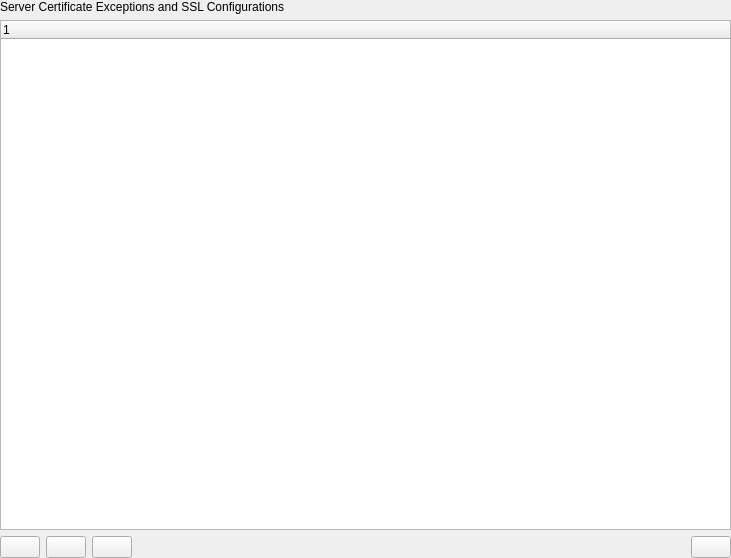
Before: the Qt Designer form src/ui/qgsauthenticationserverseditor.ui in dakcarto/QGIS-Auth, drawn with Qt 5.
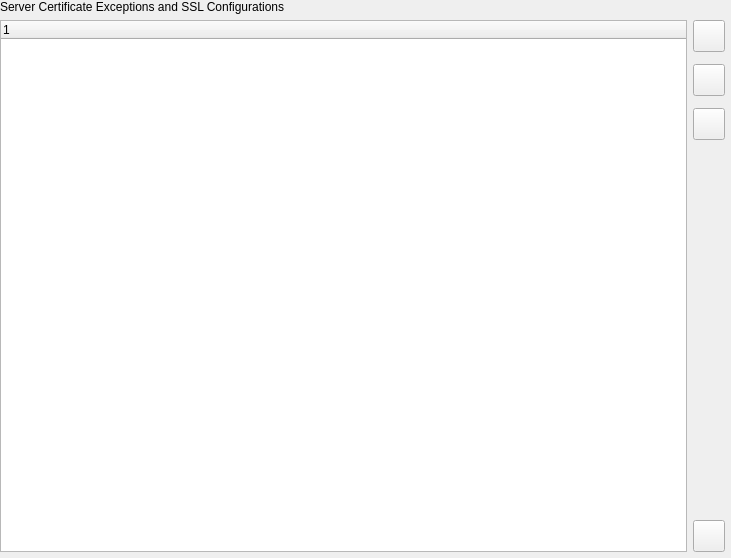
After: the same form once the commit is applied. Icons and pictures are not drawn. Custom widgets are drawn as their Qt base class.

Commit message: Update auth editor widgets with vert buttons; increase tab widget size

Patch:
```diff
--- a/src/ui/qgsauthenticationserverseditor.ui
+++ b/src/ui/qgsauthenticationserverseditor.ui
@@ -40,14 +40,14 @@
     </widget>
    </item>
    <item>
-    <layout class="QVBoxLayout" name="verticalLayout_2">
-     <property name="spacing">
+    <layout class="QGridLayout" name="gridLayout">
+     <property name="horizontalSpacing">
       <number>0</number>
      </property>
-     <item>
-      <widget class="QgsMessageBar" name="msgBar"/>
-     </item>
-     <item>
+     <property name="verticalSpacing">
+      <number>6</number>
+     </property>
+     <item row="0" column="0">
       <widget class="QTreeWidget" name="treeWidgetServers">
        <property name="editTriggers">
         <set>QAbstractItemView::NoEditTriggers</set>
@@ -68,12 +68,25 @@
        </column>
       </widget>
      </item>
-    </layout>
-   </item>
+     <item row="0" column="1">
+      <layout class="QVBoxLayout" name="verticalLayout_2">
+       <property name="spacing">
+        <number>12</number>
+       </property>
+       <property name="leftMargin">
+        <number>6</number>
+       </property>
+       <property name="rightMargin">
+        <number>6</number>
+       </property>
    <item>
-    <layout class="QHBoxLayout" name="horizontalLayout_2">
-     <item>
-      <widget class="QPushButton" name="btnAddServer">
+        <widget class="QToolButton" name="btnAddServer">
+         <property name="minimumSize">
+          <size>
+           <width>32</width>
+           <height>32</height>
+          </size>
+         </property>
        <property name="text">
         <string/>
        </property>
@@ -90,7 +103,13 @@
       </widget>
      </item>
      <item>
-      <widget class="QPushButton" name="btnRemoveServer">
+        <widget class="QToolButton" name="btnRemoveServer">
+         <property name="minimumSize">
+          <size>
+           <width>32</width>
+           <height>32</height>
+          </size>
+         </property>
        <property name="text">
         <string/>
        </property>
@@ -107,7 +126,13 @@
       </widget>
      </item>
      <item>
-      <widget class="QPushButton" name="btnInfoServer">
+        <widget class="QToolButton" name="btnInfoServer">
+         <property name="minimumSize">
+          <size>
+           <width>32</width>
+           <height>32</height>
+          </size>
+         </property>
        <property name="text">
         <string/>
        </property>
@@ -124,20 +149,26 @@
       </widget>
      </item>
      <item>
-      <spacer name="horizontalSpacer_2">
+        <spacer name="verticalSpacer">
        <property name="orientation">
-        <enum>Qt::Horizontal</enum>
+          <enum>Qt::Vertical</enum>
        </property>
        <property name="sizeHint" stdset="0">
         <size>
-         <width>40</width>
-         <height>20</height>
+           <width>20</width>
+           <height>40</height>
         </size>
        </property>
       </spacer>
      </item>
      <item>
-      <widget class="QPushButton" name="btnViewRefresh">
+        <widget class="QToolButton" name="btnViewRefresh">
+         <property name="minimumSize">
+          <size>
+           <width>32</width>
+           <height>32</height>
+          </size>
+         </property>
        <property name="text">
         <string/>
        </property>
@@ -152,6 +183,11 @@
         </size>
        </property>
       </widget>
+       </item>
+      </layout>
+     </item>
+     <item row="1" column="0" colspan="2">
+      <widget class="QgsMessageBar" name="msgBar"/>
      </item>
     </layout>
    </item>
```
Lines whose indentation alone changed are shown as unchanged. The commit also changes 4 other files.
